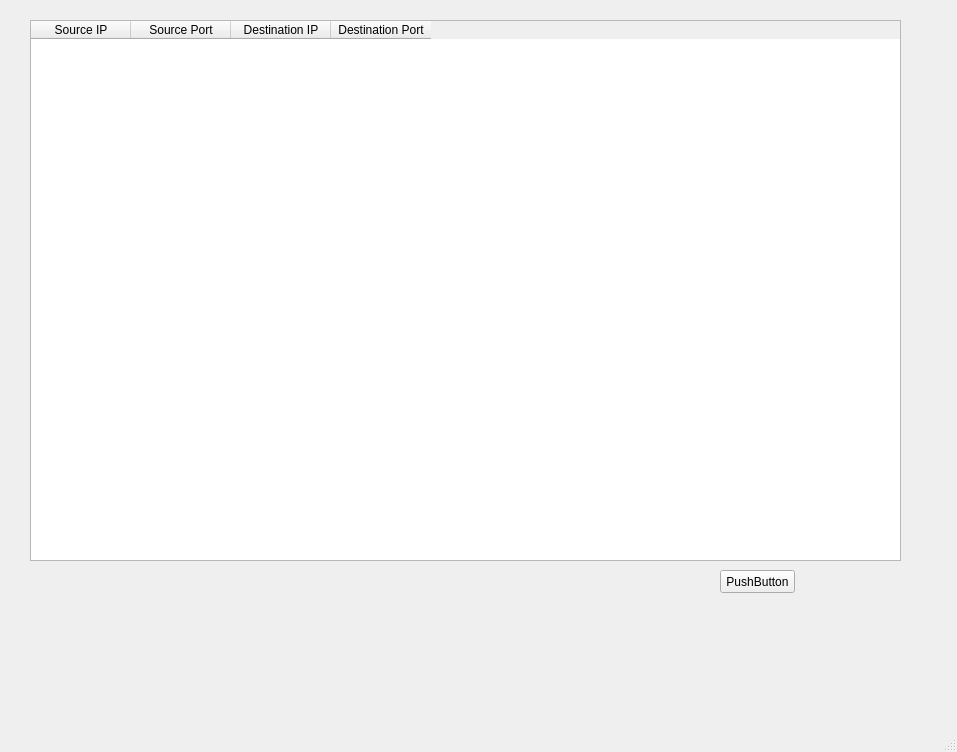
Before: the Qt Designer form mainwindow.ui in 0xdak/muhIDS, drawn with Qt 5.
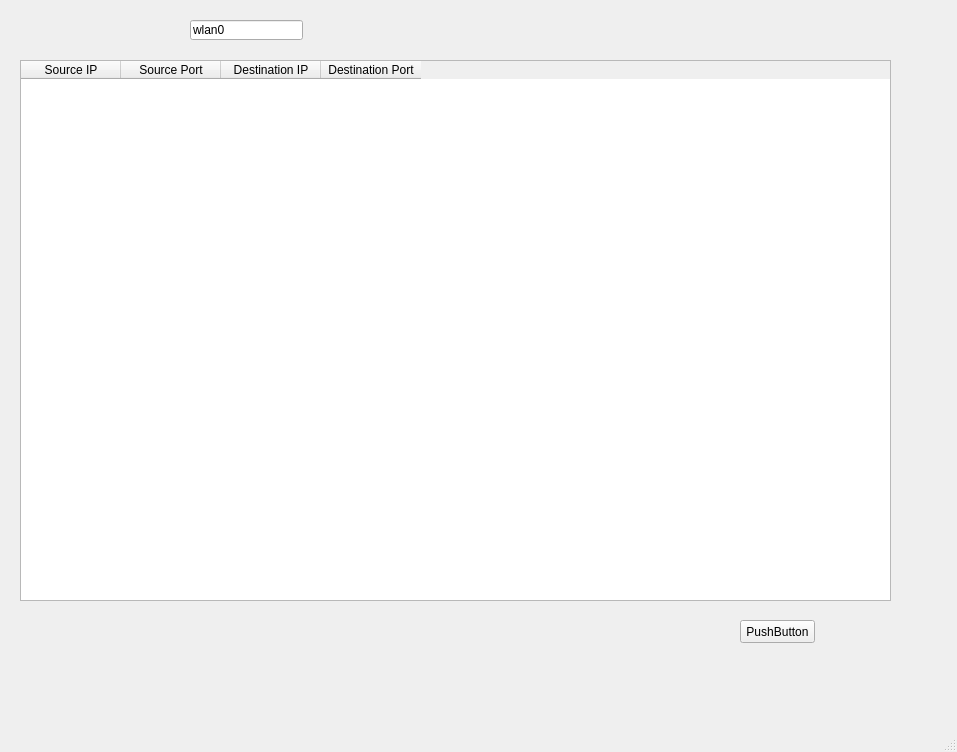
After: the same form once the commit is applied.

Commit message: sniffer is completed

```diff
--- a/mainwindow.ui
+++ b/mainwindow.ui
@@ -23,8 +23,8 @@
    <widget class="QPushButton" name="pushButton">
     <property name="geometry">
      <rect>
-      <x>720</x>
-      <y>570</y>
+      <x>740</x>
+      <y>620</y>
       <width>75</width>
       <height>23</height>
      </rect>
@@ -36,8 +36,8 @@
    <widget class="QTableWidget" name="tableWidget">
     <property name="geometry">
      <rect>
-      <x>30</x>
-      <y>20</y>
+      <x>20</x>
+      <y>60</y>
       <width>871</width>
       <height>541</height>
      </rect>
@@ -66,6 +66,19 @@
      </property>
     </column>
    </widget>
+   <widget class="QLineEdit" name="txtInterface">
+    <property name="geometry">
+     <rect>
+      <x>190</x>
+      <y>20</y>
+      <width>113</width>
+      <height>20</height>
+     </rect>
+    </property>
+    <property name="text">
+     <string>wlan0</string>
+    </property>
+   </widget>
   </widget>
   <widget class="QMenuBar" name="menubar">
    <property name="geometry">
```
The commit also changes 1 other file.
